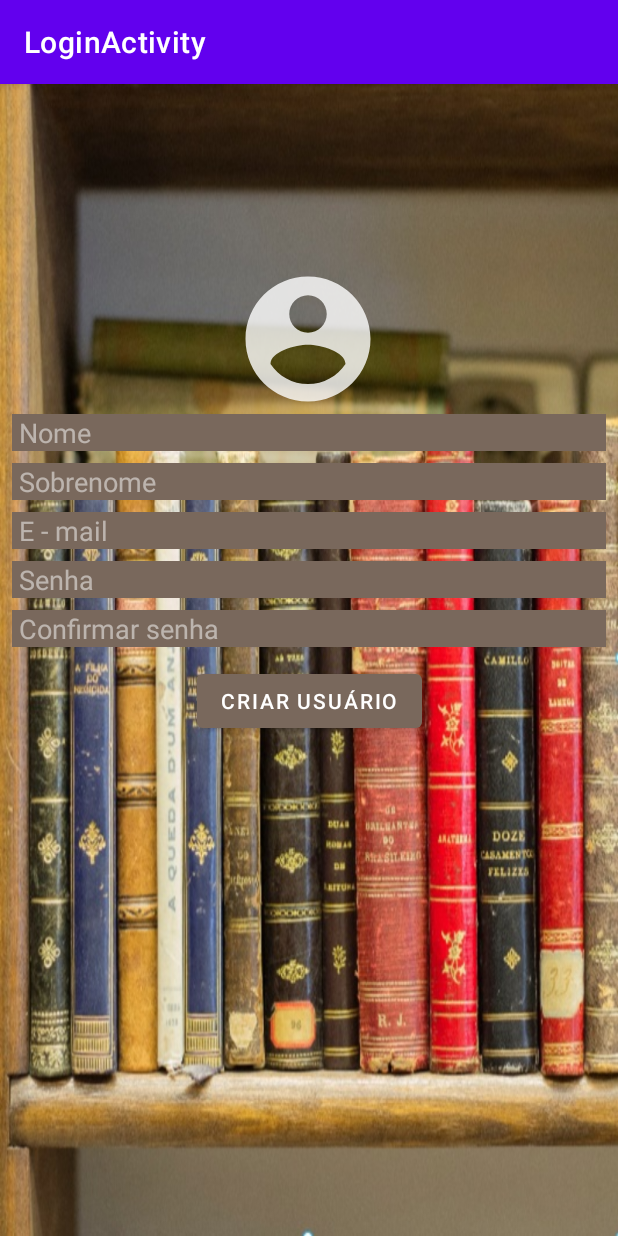
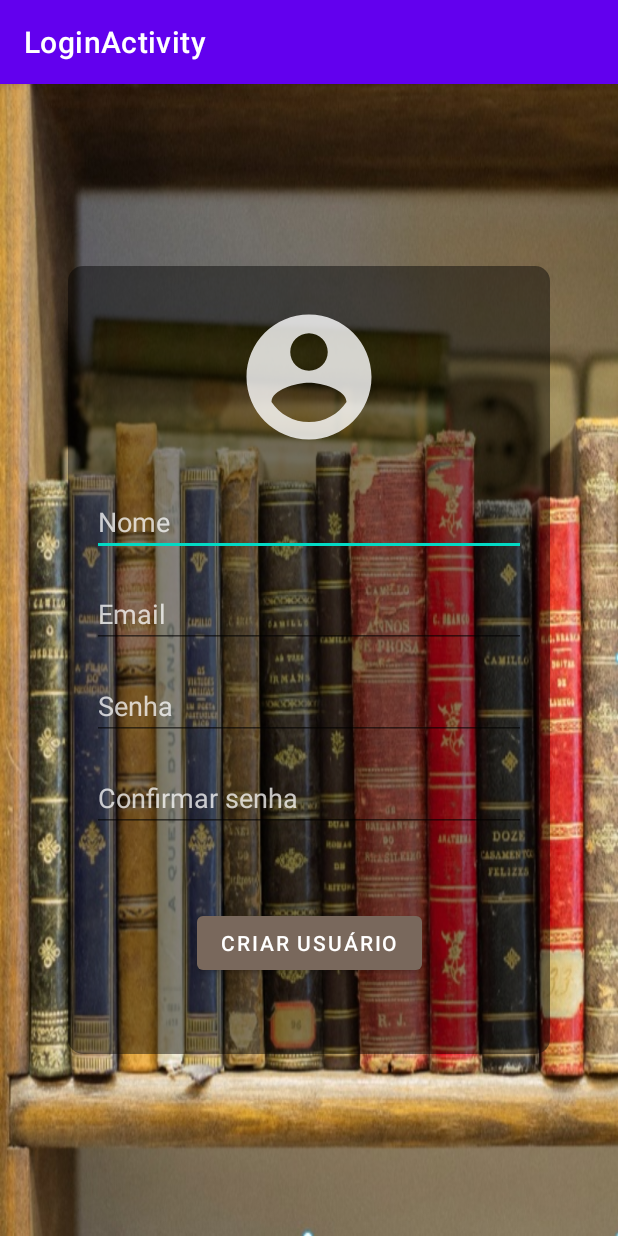
Before and after one commit to hiagomu/Agende, an Android app: the screen it shows after launch (CadastroActivity), after a tap on "Crie uma conta", on a phone screen of 412 x 824 dp. Run offline under Robolectric (Android 15) with nearby library versions, the phone set to English and light mode, and no system bars; our stand-ins replace Firebase (no records; nobody signed in at launch, a user with empty details on screens opened directly).

Commit message:
+Cadastro e Login

```diff
--- a/app/build.gradle
+++ b/app/build.gradle
@@ -34,7 +34,7 @@ dependencies {
     implementation 'androidx.appcompat:appcompat:1.2.0'
     implementation 'com.google.android.material:material:1.2.1'
     implementation 'androidx.constraintlayout:constraintlayout:2.0.4'
-    implementation 'com.google.firebase:firebase-auth:20.0.0'
+    implementation 'com.google.firebase:firebase-auth:20.0.1'
     implementation 'androidx.navigation:navigation-fragment:2.3.1'
     implementation 'androidx.navigation:navigation-ui:2.3.1'
     implementation 'androidx.lifecycle:lifecycle-livedata-ktx:2.2.0'
--- a/app/src/main/java/com/example/loginactivity/ui/CadastroActivity.java
+++ b/app/src/main/java/com/example/loginactivity/ui/CadastroActivity.java
@@ -1,16 +1,92 @@
 package com.example.loginactivity.ui;
 
+import androidx.annotation.NonNull;
 import androidx.appcompat.app.AppCompatActivity;
 
+import android.content.Intent;
 import android.os.Bundle;
+import android.util.Log;
+import android.view.View;
+import android.widget.Button;
+import android.widget.EditText;
+import android.widget.ImageView;
+import android.widget.Toast;
 
 import com.example.loginactivity.R;
+import com.google.android.gms.tasks.OnCompleteListener;
+import com.google.android.gms.tasks.Task;
+import com.google.firebase.auth.AuthResult;
+import com.google.firebase.auth.FirebaseAuth;
+import com.google.firebase.auth.FirebaseUser;
 
 public class CadastroActivity extends AppCompatActivity {
+
+    private ImageView fotoCadastroImgView;
+    private EditText nomeCadastroEditTxt;
+    private EditText emailCadastroEditTxt;
+    private EditText senhaCadastroEditTxt;
+    private EditText confSenhaCadastroEditTxt;
+    private Button cadastraCadastroBtn;
+    private FirebaseAuth mAuth;
+    private static final String TAG = "CreateNewUserActivity";
+
 
     @Override
     protected void onCreate(Bundle savedInstanceState) {
         super.onCreate(savedInstanceState);
         setContentView(R.layout.activity_cadastro);
+        mAuth = FirebaseAuth.getInstance();
+
+        carregaViews();
+        criaUsuario();
     }
+
+    private void carregaViews() {
+        fotoCadastroImgView = findViewById(R.id.fotoCadastroImgView);
+        nomeCadastroEditTxt = findViewById(R.id.nomeCadastroEditTxt);
+        emailCadastroEditTxt = findViewById(R.id.emailCadastroEditTxt);
+        senhaCadastroEditTxt = findViewById(R.id.senhaCadastroEditTxt);
+        confSenhaCadastroEditTxt = findViewById(R.id.confSenhaCadastroEditTxt);
+        cadastraCadastroBtn = findViewById(R.id.cadastraCadastroBtn);
+    }
+
+    private void criaUsuario() {
+        cadastraCadastroBtn.setOnClickListener(new View.OnClickListener() {
+            @Override
+            public void onClick(View v) {
+
+                String email = emailCadastroEditTxt.getText().toString();
+                String password = senhaCadastroEditTxt.getText().toString();
+
+                mAuth.createUserWithEmailAndPassword(email, password)
+                        .addOnCompleteListener(new OnCompleteListener<AuthResult>() {
+                            @Override
+                            public void onComplete(@NonNull Task<AuthResult> task) {
+                                if (task.isSuccessful()) {
+                                    // Sign in success, update UI with the signed-in user's information
+                                    Log.d(TAG, "createUserWithEmail:success");
+                                    FirebaseUser user = mAuth.getCurrentUser();
+                                    updateUI(user);
+                                } else {
+                                    // If sign in fails, display a message to the user.
+                                    Log.w(TAG, "createUserWithEmail:failure", task.getException());
+                                    Toast.makeText(CadastroActivity.this, "Authentication failed.",
+                                            Toast.LENGTH_SHORT).show();
+                                    updateUI(null);
+                                }
+                            }
+                        });
+            }
+            private void updateUI (FirebaseUser user){
+                if (user != null) {
+                    Intent intent = new Intent(CadastroActivity.this, NavActivity.class);
+                    startActivity(intent);
+                } else {
+                    Toast.makeText(CadastroActivity.this, "Erro ao cadastrar usuário", Toast.LENGTH_SHORT).show();
+                }
+            }
+        });
+    }
+
+
 }
--- a/app/src/main/java/com/example/loginactivity/ui/MainActivity.java
+++ b/app/src/main/java/com/example/loginactivity/ui/MainActivity.java
@@ -27,7 +27,7 @@ public class MainActivity extends AppCompatActivity {
     private TextView esqueceuLoginTxt;
     private TextView cadastroLoginTxt;
     private FirebaseAuth mAuth;
-    private static final String TAG = "Erro";
+    private static final String TAG = "CadastroActivity";
 
     @Override
     protected void onCreate(Bundle savedInstanceState) {
@@ -37,8 +37,13 @@ public class MainActivity extends AppCompatActivity {
 
         carregaCampos();
         goToCadastro();
+        login();
+    }
 
-
+    @Override
+    protected void onStart() {
+        super.onStart();
+        updateUI(FirebaseAuth.getInstance().getCurrentUser());
     }
 
     private void goToCadastro() {
@@ -87,8 +92,6 @@ public class MainActivity extends AppCompatActivity {
                                             Toast.LENGTH_SHORT).show();
                                     updateUI(null);
                                 }
-
-                                // ...
                             }
                         });
             }
--- a/app/src/main/java/com/example/loginactivity/ui/ui/gallery/GalleryFragment.java
+++ b/app/src/main/java/com/example/loginactivity/ui/ui/gallery/GalleryFragment.java
@@ -12,7 +12,8 @@ import androidx.fragment.app.Fragment;
 import androidx.lifecycle.Observer;
 import androidx.lifecycle.ViewModelProvider;
 
-import com.example.loginactivity.ui.R;
+import com.example.loginactivity.R;
+
 
 public class GalleryFragment extends Fragment {
 
--- a/app/src/main/res/layout/activity_cadastro.xml
+++ b/app/src/main/res/layout/activity_cadastro.xml
@@ -4,105 +4,100 @@
     xmlns:tools="http://schemas.android.com/tools"
     android:layout_width="match_parent"
     android:layout_height="match_parent"
-    tools:context=".ui.CadastroActivity"
-    android:background="@drawable/livrofundo">
+    android:background="@drawable/livrofundo"
+    tools:context=".ui.CadastroActivity">
+
+    <ImageView
+        android:id="@+id/imageView2"
+        android:layout_width="321dp"
+        android:layout_height="525dp"
+        app:layout_constraintBottom_toBottomOf="parent"
+        app:layout_constraintEnd_toEndOf="parent"
+        app:layout_constraintStart_toStartOf="parent"
+        app:layout_constraintTop_toTopOf="parent"
+        app:srcCompat="@drawable/fundo_transparente" />
+
+    <ImageView
+        android:id="@+id/fotoCadastroImgView"
+        android:layout_width="100sp"
+        android:layout_height="100sp"
+        android:layout_marginTop="24dp"
+        app:layout_constraintEnd_toEndOf="@+id/imageView2"
+        app:layout_constraintStart_toStartOf="@+id/imageView2"
+        app:layout_constraintTop_toTopOf="@+id/imageView2"
+        app:srcCompat="@drawable/ic_user_pic"
+        tools:ignore="VectorDrawableCompat" />
+
+    <Button
+        android:id="@+id/cadastraCadastroBtn"
+        android:layout_width="wrap_content"
+        android:layout_height="wrap_content"
+        android:text="Criar usuário"
+        android:textColor="#FFFFFF"
+        app:backgroundTint="#79685C"
+        app:layout_constraintBottom_toBottomOf="@+id/imageView2"
+        app:layout_constraintEnd_toEndOf="@+id/imageView2"
+        app:layout_constraintStart_toStartOf="@+id/imageView2"
+        app:layout_constraintTop_toBottomOf="@+id/confSenhaCadastroEditTxt" />
 
     <EditText
-        android:id="@+id/editTextNomeUsuario"
+        android:id="@+id/nomeCadastroEditTxt"
         android:layout_width="0dp"
         android:layout_height="wrap_content"
-        android:layout_marginStart="8dp"
-        android:layout_marginLeft="8dp"
-        android:layout_marginEnd="8dp"
-        android:layout_marginRight="8dp"
-        android:background="#79685C"
+        android:layout_marginStart="16dp"
+        android:layout_marginLeft="16dp"
+        android:layout_marginTop="24dp"
+        android:layout_marginEnd="16dp"
+        android:layout_marginRight="16dp"
         android:ems="10"
-        android:hint=" Nome"
+        android:hint="Nome"
         android:inputType="textPersonName"
-        android:textColorHint="#80FFFFFF"
-        app:layout_constraintEnd_toEndOf="parent"
-        app:layout_constraintHorizontal_bias="0.0"
-        app:layout_constraintStart_toStartOf="parent"
-        app:layout_constraintTop_toBottomOf="@+id/imageView5" />
+        android:textColor="#FFFFFF"
+        android:textColorHint="#BFFFFFFF"
+        app:layout_constraintEnd_toEndOf="@+id/imageView2"
+        app:layout_constraintStart_toStartOf="@+id/imageView2"
+        app:layout_constraintTop_toBottomOf="@+id/fotoCadastroImgView" />
 
     <EditText
-        android:id="@+id/editTextSobrenomeUsuario"
+        android:id="@+id/emailCadastroEditTxt"
         android:layout_width="0dp"
         android:layout_height="wrap_content"
-        android:layout_marginTop="8dp"
-        android:background="#79685C"
+        android:layout_marginTop="16dp"
         android:ems="10"
-        android:hint=" Sobrenome"
+        android:hint="Email"
         android:inputType="textPersonName"
-        android:textColorHint="#80FFFFFF"
-        app:layout_constraintEnd_toEndOf="@+id/editTextNomeUsuario"
-        app:layout_constraintStart_toStartOf="@+id/editTextNomeUsuario"
-        app:layout_constraintTop_toBottomOf="@+id/editTextNomeUsuario" />
+        android:textColor="#FFFFFF"
+        android:textColorHint="#BFFFFFFF"
+        app:layout_constraintEnd_toEndOf="@+id/nomeCadastroEditTxt"
+        app:layout_constraintStart_toStartOf="@+id/nomeCadastroEditTxt"
+        app:layout_constraintTop_toBottomOf="@+id/nomeCadastroEditTxt" />
 
     <EditText
-        android:id="@+id/editTextEmailUsuario"
+        android:id="@+id/senhaCadastroEditTxt"
         android:layout_width="0dp"
         android:layout_height="wrap_content"
-        android:layout_marginTop="8dp"
-        android:background="#79685C"
+        android:layout_marginTop="16dp"
         android:ems="10"
-        android:hint=" E - mail"
-        android:inputType="textWebEmailAddress"
-        android:textColorHint="#80FFFFFF"
-        app:layout_constraintEnd_toEndOf="@+id/editTextSobrenomeUsuario"
-        app:layout_constraintStart_toStartOf="@+id/editTextSobrenomeUsuario"
-        app:layout_constraintTop_toBottomOf="@+id/editTextSobrenomeUsuario" />
+        android:hint="Senha"
+        android:inputType="textPassword"
+        android:textColor="#FFFFFF"
+        android:textColorHint="#BFFFFFFF"
+        app:layout_constraintEnd_toEndOf="@+id/emailCadastroEditTxt"
+        app:layout_constraintStart_toStartOf="@+id/emailCadastroEditTxt"
+        app:layout_constraintTop_toBottomOf="@+id/emailCadastroEditTxt" />
 
     <EditText
-        android:id="@+id/editTextSenhaUsuario"
+        android:id="@+id/confSenhaCadastroEditTxt"
         android:layout_width="0dp"
         android:layout_height="wrap_content"
-        android:layout_marginTop="8dp"
-        android:background="#79685C"
+        android:layout_marginTop="16dp"
         android:ems="10"
-        android:hint=" Senha"
+        android:hint="Confirmar senha"
         android:inputType="textPassword"
-        android:textColorHint="#80FFFFFF"
-        app:layout_constraintEnd_toEndOf="@+id/editTextSobrenomeUsuario"
-        app:layout_constraintHorizontal_bias="0.0"
-        app:layout_constraintStart_toStartOf="@+id/editTextSobrenomeUsuario"
-        app:layout_constraintTop_toBottomOf="@+id/editTextEmailUsuario" />
+        android:textColor="#FFFFFF"
+        android:textColorHint="#BFFFFFFF"
+        app:layout_constraintEnd_toEndOf="@+id/senhaCadastroEditTxt"
+        app:layout_constraintStart_toStartOf="@+id/senhaCadastroEditTxt"
+        app:layout_constraintTop_toBottomOf="@+id/senhaCadastroEditTxt" />
 
-    <EditText
-        android:id="@+id/editTextConfirmaSenhaUsuario"
-        android:layout_width="0dp"
-        android:layout_height="wrap_content"
-        android:layout_marginTop="8dp"
-        android:background="#79685C"
-        android:ems="10"
-        android:hint=" Confirmar senha"
-        android:inputType="textPassword"
-        android:textColorHint="#80FFFFFF"
-        app:layout_constraintEnd_toEndOf="@+id/editTextSobrenomeUsuario"
-        app:layout_constraintHorizontal_bias="0.0"
-        app:layout_constraintStart_toStartOf="@+id/editTextSobrenomeUsuario"
-        app:layout_constraintTop_toBottomOf="@+id/editTextSenhaUsuario" />
-
-    <Button
-        android:id="@+id/buttonCriaUsuario"
-        android:layout_width="wrap_content"
-        android:layout_height="wrap_content"
-        android:layout_marginTop="12dp"
-        android:text="Criar usuário"
-        app:backgroundTint="#79685C"
-        app:layout_constraintEnd_toEndOf="@+id/editTextConfirmaSenhaUsuario"
-        app:layout_constraintStart_toStartOf="@+id/editTextConfirmaSenhaUsuario"
-        app:layout_constraintTop_toBottomOf="@+id/editTextConfirmaSenhaUsuario" />
-
-    <ImageView
-        android:id="@+id/imageView5"
-        android:layout_width="100sp"
-        android:layout_height="100sp"
-        android:layout_marginTop="120dp"
-        app:layout_constraintEnd_toEndOf="parent"
-        app:layout_constraintHorizontal_bias="0.498"
-        app:layout_constraintStart_toStartOf="parent"
-        app:layout_constraintTop_toTopOf="parent"
-        app:srcCompat="@drawable/ic_user_pic"
-        tools:ignore="VectorDrawableCompat" />
 </androidx.constraintlayout.widget.ConstraintLayout>
--- a/app/src/main/res/layout/activity_main.xml
+++ b/app/src/main/res/layout/activity_main.xml
@@ -39,21 +39,6 @@
         app:layout_constraintTop_toBottomOf="@+id/loginLoginButton" />
 
     <EditText
-        android:id="@+id/passLoginEditTxt"
-        android:layout_width="wrap_content"
-        android:layout_height="wrap_content"
-        android:layout_marginTop="24dp"
-        android:ems="10"
-        android:hint="Senha"
-        android:inputType="textPersonName"
-        android:textColor="#FFFFFF"
-        android:textColorHint="#BFFFFFFF"
-        app:layout_constraintEnd_toEndOf="@+id/emailLoginEditTxt"
-        app:layout_constraintHorizontal_bias="0.0"
-        app:layout_constraintStart_toStartOf="@+id/emailLoginEditTxt"
-        app:layout_constraintTop_toBottomOf="@+id/emailLoginEditTxt" />
-
-    <EditText
         android:id="@+id/emailLoginEditTxt"
         android:layout_width="wrap_content"
         android:layout_height="wrap_content"
@@ -65,7 +50,7 @@
         android:textColorHint="#BFFFFFFF"
         app:layout_constraintEnd_toEndOf="@+id/imageView"
         app:layout_constraintStart_toStartOf="@+id/imageView"
-        app:layout_constraintTop_toBottomOf="@+id/imageView4" />
+        app:layout_constraintTop_toBottomOf="@+id/perfilLoginImgView" />
 
     <Button
         android:id="@+id/loginLoginButton"
@@ -73,9 +58,9 @@
         android:layout_height="wrap_content"
         android:layout_marginTop="32dp"
         android:text="Entrar"
+        android:textColor="#FFFFFF"
         app:backgroundTint="#594A40"
         app:layout_constraintEnd_toEndOf="@+id/passLoginEditTxt"
-        app:layout_constraintHorizontal_bias="0.453"
         app:layout_constraintStart_toStartOf="@+id/passLoginEditTxt"
         app:layout_constraintTop_toBottomOf="@+id/passLoginEditTxt" />
 
@@ -91,7 +76,7 @@
         app:layout_constraintTop_toBottomOf="@+id/esqueceLoginTxtView" />
 
     <ImageView
-        android:id="@+id/imageView4"
+        android:id="@+id/perfilLoginImgView"
         android:layout_width="81dp"
         android:layout_height="72dp"
         android:layout_marginTop="32dp"
@@ -100,4 +85,19 @@
         app:layout_constraintStart_toStartOf="@+id/imageView"
         app:layout_constraintTop_toTopOf="@+id/imageView" />
 
+    <EditText
+        android:id="@+id/passLoginEditTxt"
+        android:layout_width="wrap_content"
+        android:layout_height="wrap_content"
+        android:layout_marginTop="16dp"
+        android:ems="10"
+        android:hint="Senha"
+        android:inputType="textPassword"
+        android:textColor="#FFFFFF"
+        android:textColorHint="#BFFFFFFF"
+        app:layout_constraintEnd_toEndOf="@+id/emailLoginEditTxt"
+        app:layout_constraintHorizontal_bias="0.0"
+        app:layout_constraintStart_toStartOf="@+id/emailLoginEditTxt"
+        app:layout_constraintTop_toBottomOf="@+id/emailLoginEditTxt" />
+
 </androidx.constraintlayout.widget.ConstraintLayout>
```
